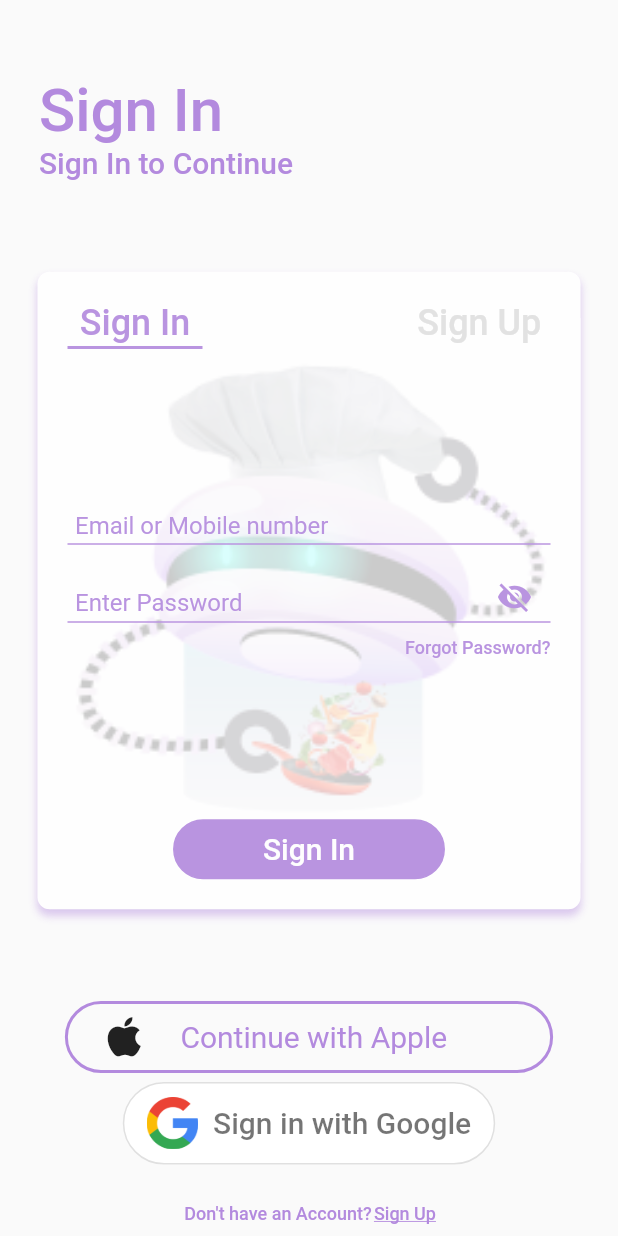
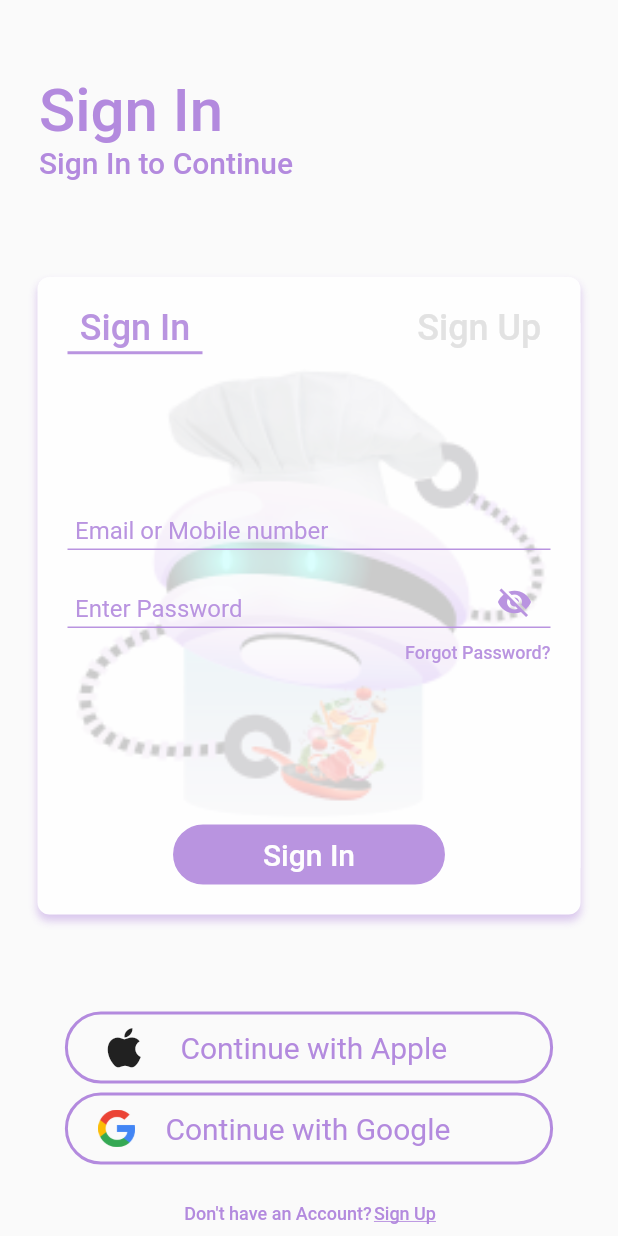
Before and after one commit to ahmadghauri-codercrew/ai_food, a Flutter app: the screen it shows after launch, on a phone screen of 412 x 824 dp. Run offline on Flutter 3.47's test engine with Material 2 defaults, Android fonts, the phone set to English and light mode, and no system bars; our stand-ins replace connectivity, dio, firebase_auth, firebase_core, flutter_otp_text_field, google_sign_in and 2 more; accounts and stored records are empty.

Commit message:
sign inn button

```diff
--- a/lib/Utils/widgets/others/app_button.dart
+++ b/lib/Utils/widgets/others/app_button.dart
@@ -118,11 +118,14 @@ class AppButton {
       TextOverflow? overflow,
       double? letterSpacing,
       IconData? icons,
+    Function()? onTap,
       String? imagePath,
       bool underLine = false,
       bool fontFamily = false,
       bool? border}) {
-    return Container(
+    return GestureDetector(
+      onTap: onTap,
+      child: Container(
         padding: padding,
         width: width,
         height: height,
@@ -161,6 +164,7 @@ class AppButton {
                 underLine: underLine),
           ],
         ),
+      ),
     );
   }
 }
--- a/lib/View/auth/GoogleSignIn/google_sign_in_button.dart
+++ b/lib/View/auth/GoogleSignIn/google_sign_in_button.dart
@@ -1,9 +1,13 @@
 import 'package:ai_food/Utils/resources/res/app_assets.dart';
+import 'package:ai_food/Utils/resources/res/app_theme.dart';
 import 'package:ai_food/View/auth/GoogleSignIn/authentication.dart';
 import 'package:ai_food/View/auth/GoogleSignIn/user_info_screen.dart';
 import 'package:ai_food/View/profile/user_profile_screen.dart';
 import 'package:firebase_auth/firebase_auth.dart';
 import 'package:flutter/material.dart';
+import 'package:sizer/sizer.dart';
+
+import '../../../Utils/widgets/others/app_button.dart';
 
 class GoogleSignInButton extends StatefulWidget {
   const GoogleSignInButton({super.key});
@@ -21,18 +25,12 @@ class _GoogleSignInButtonState extends State<GoogleSignInButton> {
       padding: const EdgeInsets.only(bottom: 16.0),
       child: _isSigningIn
           ? const CircularProgressIndicator(
-              valueColor: AlwaysStoppedAnimation<Color>(Colors.white),
+              valueColor: AlwaysStoppedAnimation<Color>(Color(0xffB38ADE)),
             )
-          : OutlinedButton(
-              style: ButtonStyle(
-                backgroundColor: MaterialStateProperty.all(Colors.white),
-                shape: MaterialStateProperty.all(
-                  RoundedRectangleBorder(
-                    borderRadius: BorderRadius.circular(40),
-                  ),
-                ),
-              ),
-              onPressed: () async {
+          : Center(
+              child: AppButton.appButtonWithLeadingImage(
+                "Continue with Google",
+                onTap: () async {
                   setState(() {
                     _isSigningIn = true;
                   });
@@ -53,29 +51,12 @@ class _GoogleSignInButtonState extends State<GoogleSignInButton> {
                     );
                   }
                 },
-              child: const Padding(
-                padding: EdgeInsets.fromLTRB(0, 10, 0, 10),
-                child: Row(
-                  mainAxisSize: MainAxisSize.min,
-                  mainAxisAlignment: MainAxisAlignment.center,
-                  children: <Widget>[
-                    Image(
-                      image: AssetImage("assets/images/google_logo.png"),
-                      height: 35.0,
-                    ),
-                    Padding(
-                      padding: EdgeInsets.only(left: 10),
-                      child: Text(
-                        'Sign in with Google',
-                        style: TextStyle(
                 fontSize: 20,
-                          color: Colors.black54,
-                          fontWeight: FontWeight.w600,
-                        ),
-                      ),
-                    )
-                  ],
-                ),
+                fontWeight: FontWeight.w400,
+                textColor: AppTheme.appColor,
+                height: 48,
+                width: 79.w,
+                imagePath: "assets/images/google_logo.png",
               ),
             ),
     );
```
Also changed, not shown: lib/View/auth/auth_screen.dart (+1 -11 lines). Lines whose indentation alone changed are shown as unchanged.
